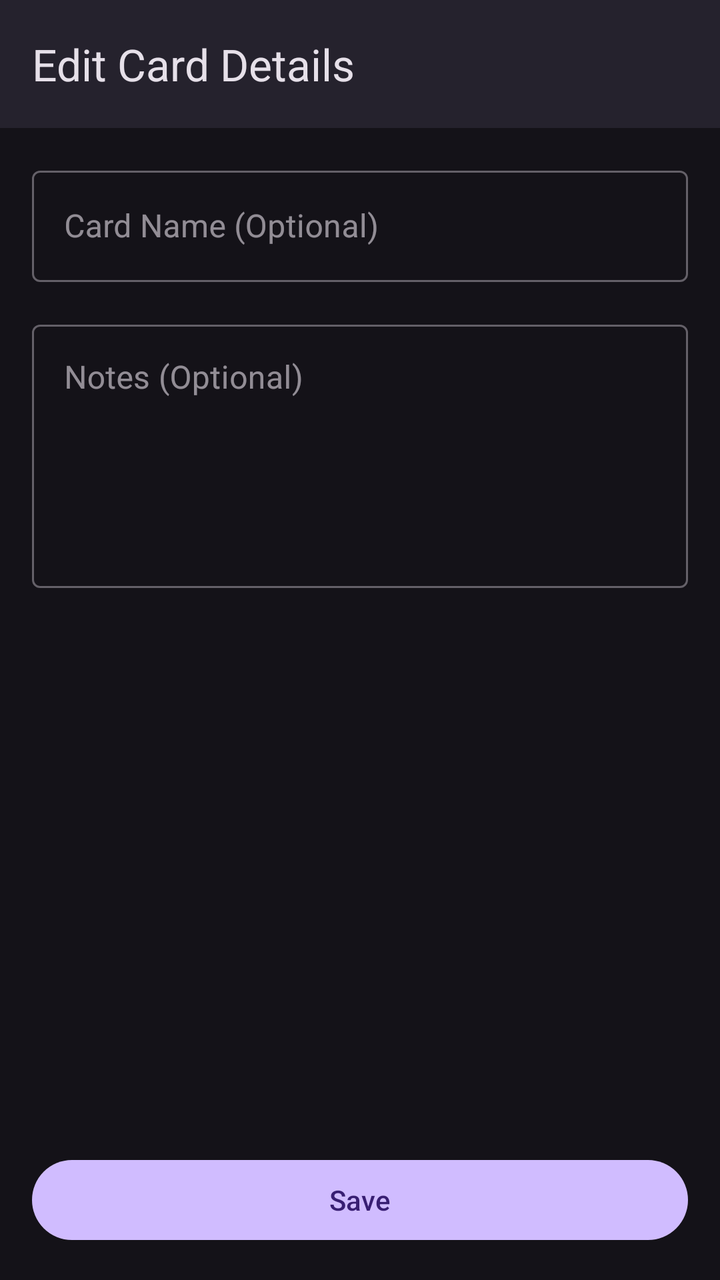
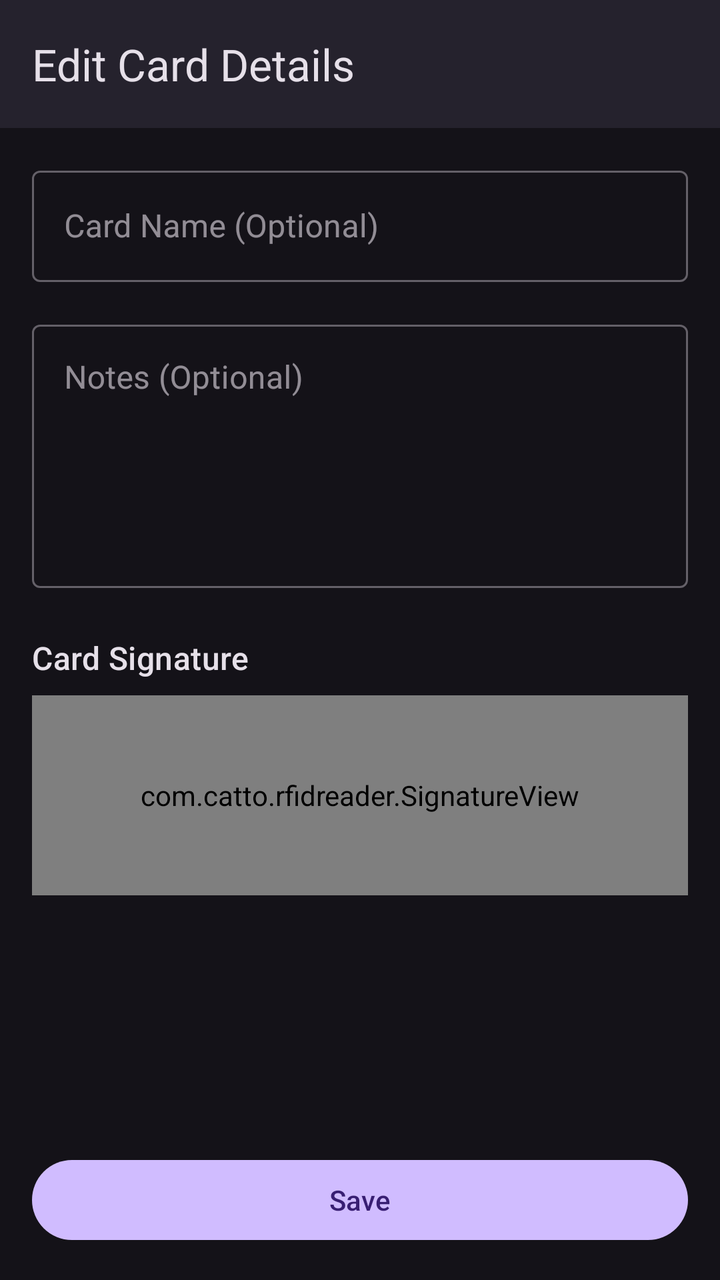

The first picture is an Android layout as it rendered before a commit; the second is the same layout after the commit. The layout source and the unified diff follow.
<!-- AndroidManifest.xml: application theme Theme.NewRFIDReader -->
<!-- res/layout/activity_edit_card.xml -->
<?xml version="1.0" encoding="utf-8"?>
<androidx.constraintlayout.widget.ConstraintLayout xmlns:android="http://schemas.android.com/apk/res/android"
    xmlns:app="http://schemas.android.com/apk/res-auto"
    xmlns:tools="http://schemas.android.com/tools"
    android:id="@+id/edit_card_root_layout"
    android:layout_width="match_parent"
    android:layout_height="match_parent"
    tools:context=".EditCardActivity">

    <com.google.android.material.appbar.MaterialToolbar
        android:id="@+id/edit_card_toolbar"
        android:layout_width="0dp"
        android:layout_height="?attr/actionBarSize"
        android:background="?attr/colorSurface"
        android:elevation="4dp"
        app:layout_constraintEnd_toEndOf="parent"
        app:layout_constraintStart_toStartOf="parent"
        app:layout_constraintTop_toTopOf="parent"
        app:title="@string/title_activity_edit_card" />

    <ScrollView
        android:layout_width="0dp"
        android:layout_height="0dp"
        app:layout_constraintTop_toBottomOf="@id/edit_card_toolbar"
        app:layout_constraintBottom_toTopOf="@id/save_button"
        app:layout_constraintStart_toStartOf="parent"
        app:layout_constraintEnd_toEndOf="parent">

        <LinearLayout
            android:layout_width="match_parent"
            android:layout_height="wrap_content"
            android:orientation="vertical"
            android:padding="16dp">

            <com.google.android.material.textfield.TextInputLayout
                android:id="@+id/name_input_layout"
                style="@style/Widget.MaterialComponents.TextInputLayout.OutlinedBox"
                android:layout_width="match_parent"
                android:layout_height="wrap_content"
                android:hint="@string/hint_card_name">

                <com.google.android.material.textfield.TextInputEditText
                    android:id="@+id/name_edit_text"
                    android:layout_width="match_parent"
                    android:layout_height="wrap_content" />
            </com.google.android.material.textfield.TextInputLayout>

            <com.google.android.material.textfield.TextInputLayout
                android:id="@+id/notes_input_layout"
                style="@style/Widget.MaterialComponents.TextInputLayout.OutlinedBox"
                android:layout_width="match_parent"
                android:layout_height="wrap_content"
                android:layout_marginTop="16dp"
                android:hint="@string/hint_card_notes">

                <com.google.android.material.textfield.TextInputEditText
                    android:id="@+id/notes_edit_text"
                    android:layout_width="match_parent"
                    android:layout_height="wrap_content"
                    android:gravity="top"
                    android:inputType="textMultiLine"
                    android:minLines="5" />
            </com.google.android.material.textfield.TextInputLayout>

        </LinearLayout>

    </ScrollView>

    <Button
        android:id="@+id/save_button"
        android:layout_width="0dp"
        android:layout_height="wrap_content"
        android:layout_margin="16dp"
        android:text="@string/button_save"
        app:layout_constraintBottom_toBottomOf="parent"
        app:layout_constraintEnd_toEndOf="parent"
        app:layout_constraintStart_toStartOf="parent" />

</androidx.constraintlayout.widget.ConstraintLayout>
<!-- resources referenced by this layout -->
<resources>
  <string name="button_save">Save</string>
  <string name="hint_card_name">Card Name (Optional)</string>
  <string name="hint_card_notes">Notes (Optional)</string>
  <string name="title_activity_edit_card">Edit Card Details</string>
  <style name="Theme.NewRFIDReader" parent="Base.Theme.NewRFIDReader" />
  <style name="Base.Theme.NewRFIDReader" parent="Theme.Material3.Dark.NoActionBar">
      <item name="android:statusBarColor">@android:color/transparent</item>
      <item name="android:navigationBarColor">@android:color/transparent</item>
  </style>
</resources>

<!-- the commit's change to res/layout/activity_edit_card.xml (unified diff, before → after) -->
@@ -19,8 +19,10 @@
         app:title="@string/title_activity_edit_card" />
 
     <ScrollView
+        android:id="@+id/form_scroll_view"
         android:layout_width="0dp"
         android:layout_height="0dp"
+        android:layout_marginBottom="16dp"
         app:layout_constraintTop_toBottomOf="@id/edit_card_toolbar"
         app:layout_constraintBottom_toTopOf="@id/save_button"
         app:layout_constraintStart_toStartOf="parent"
@@ -62,6 +64,19 @@
                     android:minLines="5" />
             </com.google.android.material.textfield.TextInputLayout>
 
+            <TextView
+                android:layout_width="wrap_content"
+                android:layout_height="wrap_content"
+                android:layout_marginTop="24dp"
+                android:text="Card Signature"
+                android:textAppearance="?attr/textAppearanceTitleMedium" />
+
+            <com.catto.rfidreader.SignatureView
+                android:id="@+id/edit_card_signature_view"
+                android:layout_width="match_parent"
+                android:layout_height="100dp"
+                android:layout_marginTop="8dp"/>
+
         </LinearLayout>
 
     </ScrollView>
